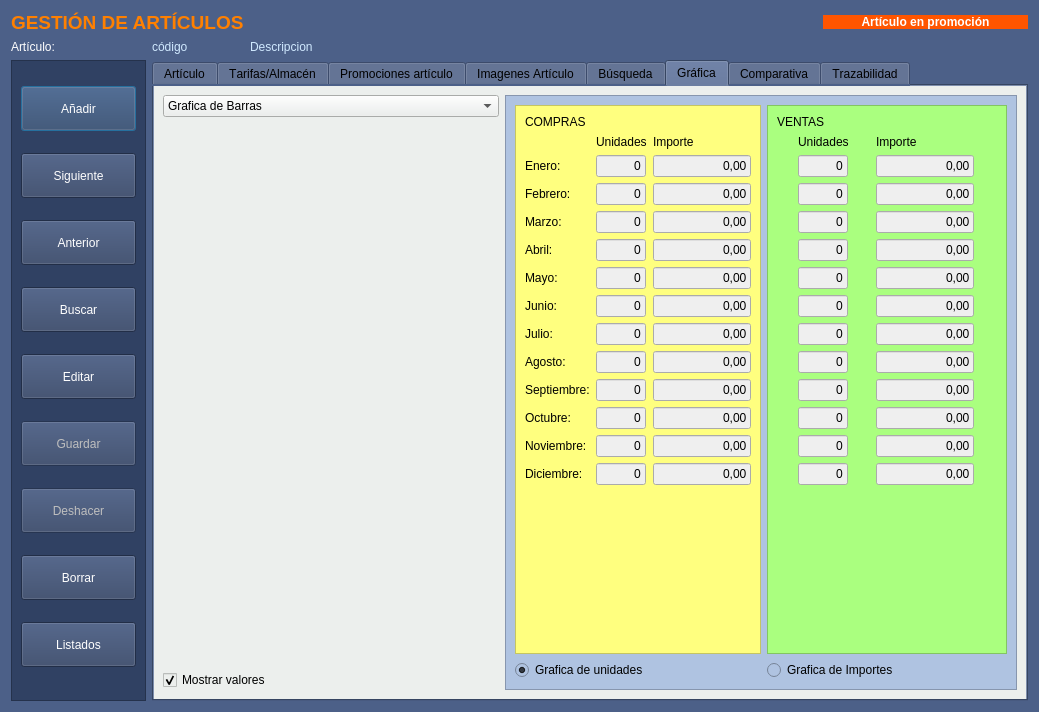
The window that Almacen/frmarticulos.ui (arcnexus/RedFoX) describes before a commit, drawn with Qt 5.
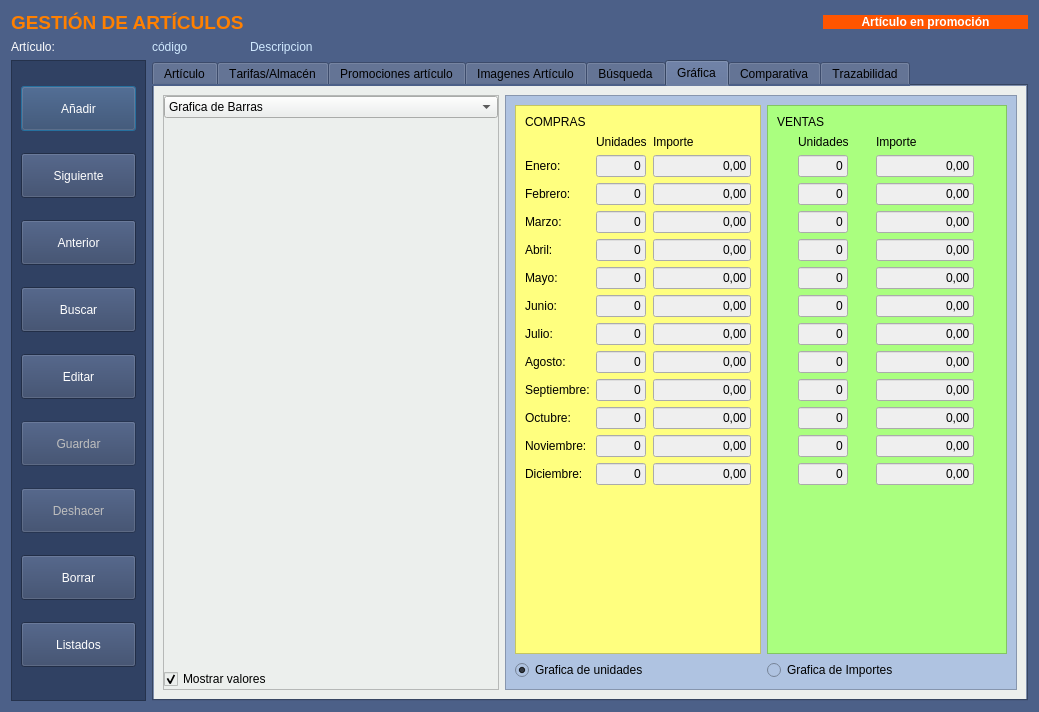
The same window after the commit. The open tabs and pages were chosen to show the change. Icons and pictures are not drawn. Custom widgets are drawn as their Qt base class.

Commit message: Animacion mostrar/ocultar valores en grafica

Diff of the .ui file:
```diff
--- a/Almacen/frmarticulos.ui
+++ b/Almacen/frmarticulos.ui
@@ -502,7 +502,7 @@
       <string notr="true"/>
      </property>
      <property name="currentIndex">
-      <number>0</number>
+      <number>5</number>
      </property>
      <widget class="QWidget" name="tab_3">
       <property name="styleSheet">
@@ -1420,17 +1420,14 @@
           </widget>
          </item>
          <item>
-          <widget class="OpenChart" name="graf_prov">
+          <widget class="OpenChart" name="graf_prov" native="true">
            <property name="sizePolicy">
             <sizepolicy hsizetype="Expanding" vsizetype="Preferred">
              <horstretch>0</horstretch>
              <verstretch>0</verstretch>
             </sizepolicy>
            </property>
-           <property name="Tipo">
-            <enum>OpenChart::Barras</enum>
-           </property>
-           <property name="Title">
+           <property name="Title" stdset="0">
             <string>PVD Distribuidores</string>
            </property>
            <property name="Etiquetas" stdset="0">
@@ -1442,7 +1439,7 @@
            <property name="Leyenda" stdset="0">
             <bool>false</bool>
            </property>
-           <property name="animationDuration">
+           <property name="animationDuration" stdset="0">
             <number>700</number>
            </property>
           </widget>
@@ -1651,7 +1648,7 @@
             <x>0</x>
             <y>0</y>
             <width>343</width>
-            <height>588</height>
+            <height>593</height>
            </rect>
           </property>
           <layout class="QVBoxLayout" name="verticalLayout_2">
@@ -1751,6 +1748,12 @@
                  <string notr="true">background-color: rgb(254, 255, 205);
 color: rbg(0,0,0);</string>
                 </property>
+                <property name="displayFormat">
+                 <string>dd/MM/yyyy</string>
+                </property>
+                <property name="calendarPopup">
+                 <bool>true</bool>
+                </property>
                 <property name="date">
                  <date>
                   <year>1752</year>
@@ -1758,12 +1761,6 @@
                   <day>14</day>
                  </date>
                 </property>
-                <property name="displayFormat">
-                 <string>dd/MM/yyyy</string>
-                </property>
-                <property name="calendarPopup">
-                 <bool>true</bool>
-                </property>
                </widget>
               </item>
               <item row="12" column="0">
@@ -3150,35 +3147,66 @@
       <attribute name="title">
        <string>Gráfica</string>
       </attribute>
-      <layout class="QGridLayout" name="gridLayout_12">
-       <item row="2" column="0">
-        <widget class="QCheckBox" name="checkBox">
-         <property name="autoFillBackground">
-          <bool>false</bool>
+      <layout class="QHBoxLayout" name="horizontalLayout_7">
+       <item>
+        <widget class="QFrame" name="frame_9">
+         <property name="frameShape">
+          <enum>QFrame::StyledPanel</enum>
          </property>
-         <property name="text">
-          <string>Mostrar valores</string>
+         <property name="frameShadow">
+          <enum>QFrame::Raised</enum>
          </property>
-         <property name="checked">
-          <bool>true</bool>
-         </property>
-        </widget>
-       </item>
-       <item row="0" column="0">
-        <widget class="QComboBox" name="cboTipoGrafica">
-         <item>
-          <property name="text">
-           <string>Grafica de Barras</string>
+         <layout class="QVBoxLayout" name="verticalLayout_3">
+          <property name="leftMargin">
+           <number>0</number>
           </property>
-         </item>
-         <item>
-          <property name="text">
-           <string>Grafica de Líneas</string>
+          <property name="topMargin">
+           <number>0</number>
           </property>
-         </item>
+          <property name="rightMargin">
+           <number>0</number>
+          </property>
+          <property name="bottomMargin">
+           <number>0</number>
+          </property>
+          <item>
+           <widget class="QComboBox" name="cboTipoGrafica">
+            <item>
+             <property name="text">
+              <string>Grafica de Barras</string>
+             </property>
+            </item>
+            <item>
+             <property name="text">
+              <string>Grafica de Líneas</string>
+             </property>
+            </item>
+           </widget>
+          </item>
+          <item>
+           <widget class="OpenChart" name="grafica" native="true">
+            <property name="useTitle" stdset="0">
+             <bool>false</bool>
+            </property>
+           </widget>
+          </item>
+          <item>
+           <widget class="QCheckBox" name="checkBox">
+            <property name="autoFillBackground">
+             <bool>false</bool>
+            </property>
+            <property name="text">
+             <string>Mostrar valores</string>
+            </property>
+            <property name="checked">
+             <bool>true</bool>
+            </property>
+           </widget>
+          </item>
+         </layout>
         </widget>
        </item>
-       <item row="0" column="1" rowspan="3">
+       <item>
         <widget class="QFrame" name="cajaValores">
          <property name="minimumSize">
           <size>
@@ -4366,16 +4394,6 @@
          </layout>
         </widget>
        </item>
-       <item row="1" column="0">
-        <widget class="OpenChart" name="grafica">
-         <property name="Tipo">
-          <enum>OpenChart::BarraMultiple</enum>
-         </property>
-         <property name="useTitle" stdset="0">
-          <bool>false</bool>
-         </property>
-        </widget>
-       </item>
       </layout>
      </widget>
      <widget class="QWidget" name="tab_11">
@@ -5595,10 +5613,7 @@
         </widget>
        </item>
        <item row="1" column="0">
-        <widget class="OpenChart" name="openChart_2">
-         <property name="Tipo">
-          <enum>OpenChart::BarraMultiple</enum>
-         </property>
+        <widget class="OpenChart" name="openChart_2" native="true">
          <property name="useTitle" stdset="0">
           <bool>false</bool>
          </property>
```
Left out of the diff: 114 changed lines with no effect on the pictures. The commit also changes 4 other files.
